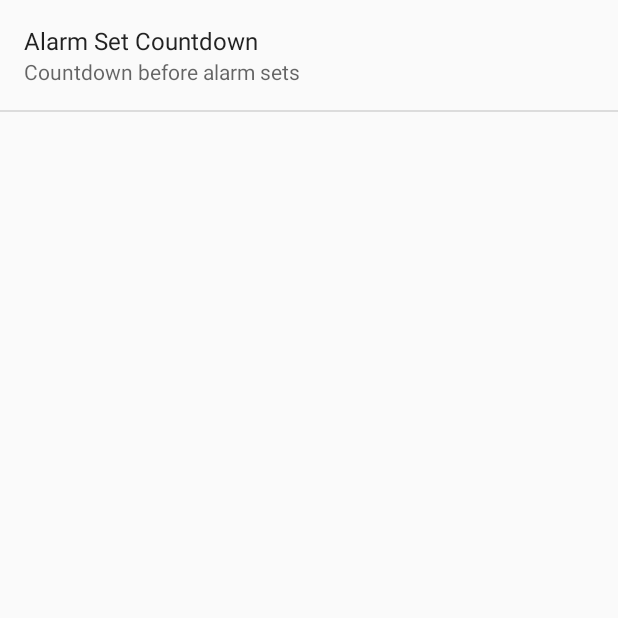
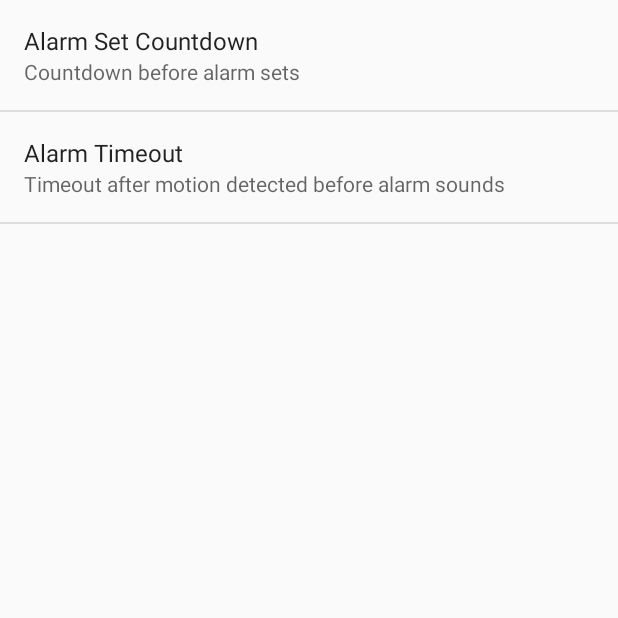
Before and after one commit to yiweig/AlertMe_v01, an Android app: the screen it shows after launch (SettingsActivity), in the options menu, after a tap on "Settings", on a phone screen of 412 x 824 dp, the top half of it. Run offline under Robolectric (Android 15) with nearby library versions, the phone set to English and light mode, and no system bars.

Commit message:
Alarm now has independent countdown and timeout settings. BUG: alarm will not play after resetting

```diff
--- a/app/src/main/java/com/yiweigao/alertme/Alarm.java
+++ b/app/src/main/java/com/yiweigao/alertme/Alarm.java
@@ -12,16 +12,20 @@ import android.widget.TextView;
  */
 public class Alarm {
 
-    private byte countdown;
-    private int secondsLeft = 0;
+    private int countdown;
+    private int timeout;
     private int originalVolume;
+    private int countdownSecondsLeft;
+    private int timeoutSecondsLeft;
     private TextView countdownDisplay;
     private Activity activity;
     private AudioManager audioManager;
     private MediaPlayer mediaPlayer;
     private MotionDetector motionDetector;
+    private CountDownTimer countdownTimer;
+    private CountDownTimer timeoutTimer;
 
-    public Alarm(Activity mainActivity, byte passedCountdown) {
+    public Alarm(Activity mainActivity, int passedCountdown) {
         this.activity = mainActivity;
         this.countdown = passedCountdown;
         this.countdownDisplay = (TextView) mainActivity.findViewById(R.id.alarm_countdown_text);
@@ -29,6 +33,9 @@ public class Alarm {
         this.originalVolume = audioManager.getStreamVolume(AudioManager.STREAM_MUSIC);
         this.mediaPlayer = MediaPlayer.create(mainActivity, R.raw.some_nights_fun);
         this.motionDetector = new MotionDetector(mainActivity.getApplicationContext());
+        this.timeout = 0;
+        this.countdownSecondsLeft = 0;
+        this.timeoutSecondsLeft = 0;
     }
 
     public void startCountdown() {
@@ -37,12 +44,13 @@ public class Alarm {
 
         // countdown fix from
         // http://stackoverflow.com/a/6811744/1470257
-        new CountDownTimer(countdown * 1000, 100) {
+
+        countdownTimer = new CountDownTimer(countdown * 1000, 100) {
             @Override
             public void onTick(long millisUntilFinished) {
-                if (Math.round((float) millisUntilFinished / 1000.0f) != secondsLeft) {
-                    secondsLeft = Math.round((int) millisUntilFinished / 1000.0f);
-                    countdownDisplay.setText(Integer.toString(secondsLeft));
+                if (Math.round((float) millisUntilFinished / 1000.0f) != countdownSecondsLeft) {
+                    countdownSecondsLeft = Math.round((int) millisUntilFinished / 1000.0f);
+                    countdownDisplay.setText(Integer.toString(countdownSecondsLeft));
                 }
             }
 
@@ -52,27 +60,61 @@ public class Alarm {
                 countdownDisplay.setText("set");
                 motionDetector.turnOn();
             }
-        }.start();
+        };
+        countdownTimer.start();
 
     }
 
-    public void setTime(byte newTime) {
-        this.countdown = newTime;
-        this.countdownDisplay.setText(Byte.toString(this.countdown));
+    public void setCountdown(int newCountdown) {
+        countdown = newCountdown;
+        countdownDisplay.setText(Integer.toString(this.countdown));
+    }
+
+    public void setTimeout(int newTimeout) {
+        timeout = newTimeout;
+    }
+
+    private void playAlarm() {
+        audioManager.setStreamVolume(AudioManager.STREAM_MUSIC,
+                audioManager.getStreamMaxVolume(AudioManager.STREAM_MUSIC), 0);
+
+        mediaPlayer.start();
     }
 
     public void startAlarm() {
 
-        audioManager.setStreamVolume(AudioManager.STREAM_MUSIC,
-                audioManager.getStreamMaxVolume(AudioManager.STREAM_MUSIC), 0);
+        if (timeout > 0) {
+            timeoutTimer = new CountDownTimer(timeout * 1000, 100) {
+                @Override
+                public void onTick(long millisUntilFinished) {
+                    if (Math.round((float) millisUntilFinished / 1000.0f) != timeoutSecondsLeft) {
+                        timeoutSecondsLeft = Math.round((int) millisUntilFinished / 1000.0f);
+                    }
+                }
 
-        mediaPlayer.start();
+                @Override
+                public void onFinish() {
+                    playAlarm();
+                }
+            };
+            timeoutTimer.start();
+            return;
+        }
 
+        playAlarm();
     }
 
     public void stopAlarm() {
         mediaPlayer.stop();
         audioManager.setStreamVolume(AudioManager.STREAM_MUSIC, originalVolume, 0);
+    }
+
+    public void stopCountdown() {
+        countdownTimer.cancel();
+    }
+
+    public void stopTimeout() {
+        timeoutTimer.cancel();
     }
 
     public void registerSensorListener() {
--- a/app/src/main/java/com/yiweigao/alertme/AlertMe.java
+++ b/app/src/main/java/com/yiweigao/alertme/AlertMe.java
@@ -18,7 +18,8 @@ import android.widget.TextView;
 
 public class AlertMe extends ActionBarActivity {
 
-    private byte alarmCountdownValue;    // max value 127
+    private int alarmCountdownValue;
+    private int alarmTimeoutValue;
     private static final short SETTINGS_INFO = 1;   // used for startActivityForResult()
 
     private TextView alarmCountdownText;
@@ -34,7 +35,7 @@ public class AlertMe extends ActionBarActivity {
         public void onReceive(Context context, Intent intent) {
             boolean message = intent.getBooleanExtra("hasMotion", false);
 
-            if (message == true) {
+            if (message) {
                 theAlarm.startAlarm();
             }
         }
@@ -133,12 +134,15 @@ public class AlertMe extends ActionBarActivity {
         SharedPreferences sharedPreferences = PreferenceManager.getDefaultSharedPreferences(this);
 
         String alarmCountdownSetting = sharedPreferences.getString("alarm_set_countdown", "5");
+        String alarmTimeoutSetting = sharedPreferences.getString("alarm_timeout", "0");
 
-        alarmCountdownValue = Byte.parseByte(alarmCountdownSetting);
+        alarmCountdownValue = Integer.parseInt(alarmCountdownSetting);
+        alarmTimeoutValue = Integer.parseInt(alarmTimeoutSetting);
 
         alarmCountdownText.setText(alarmCountdownSetting);
 
-        theAlarm.setTime(alarmCountdownValue);
+        theAlarm.setCountdown(alarmCountdownValue);
+        theAlarm.setTimeout(alarmTimeoutValue);
 
 
     }
--- a/app/src/main/res/values/arrays.xml
+++ b/app/src/main/res/values/arrays.xml
@@ -18,5 +18,23 @@
         <item>5</item>
     </string-array>
 
+    <string-array name="alarm_timeout_entries">
+        <item>Immediately</item>
+        <item>1 second</item>
+        <item>2 seconds</item>
+        <item>3 seconds</item>
+        <item>4 seconds</item>
+        <item>5 seconds</item>
+    </string-array>
+
+    <string-array name="alarm_timeout_values">
+        <item>0</item>
+        <item>1</item>
+        <item>2</item>
+        <item>3</item>
+        <item>4</item>
+        <item>5</item>
+    </string-array>
+
 
 </resources>
--- a/app/src/main/res/xml/preferences.xml
+++ b/app/src/main/res/xml/preferences.xml
@@ -9,4 +9,12 @@
         android:entryValues="@array/alarm_set_countdown_values"
         android:defaultValue="5"/>
 
+    <ListPreference
+        android:key="alarm_timeout"
+        android:title="Alarm Timeout"
+        android:summary="Timeout after motion detected before alarm sounds"
+        android:entries="@array/alarm_timeout_entries"
+        android:entryValues="@array/alarm_timeout_values"
+        android:defaultValue="0" />
+
 </PreferenceScreen>
```
